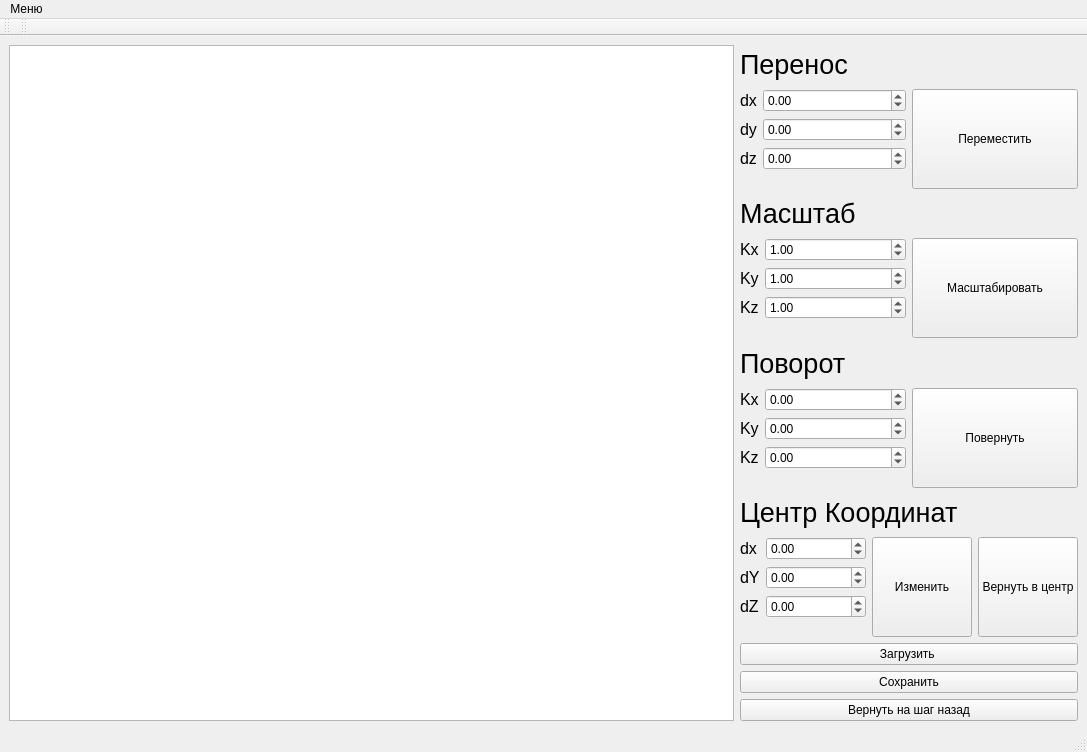
First picture: the form in mainwindow.ui, repository needsomesleeptd/OOP, before the edit.
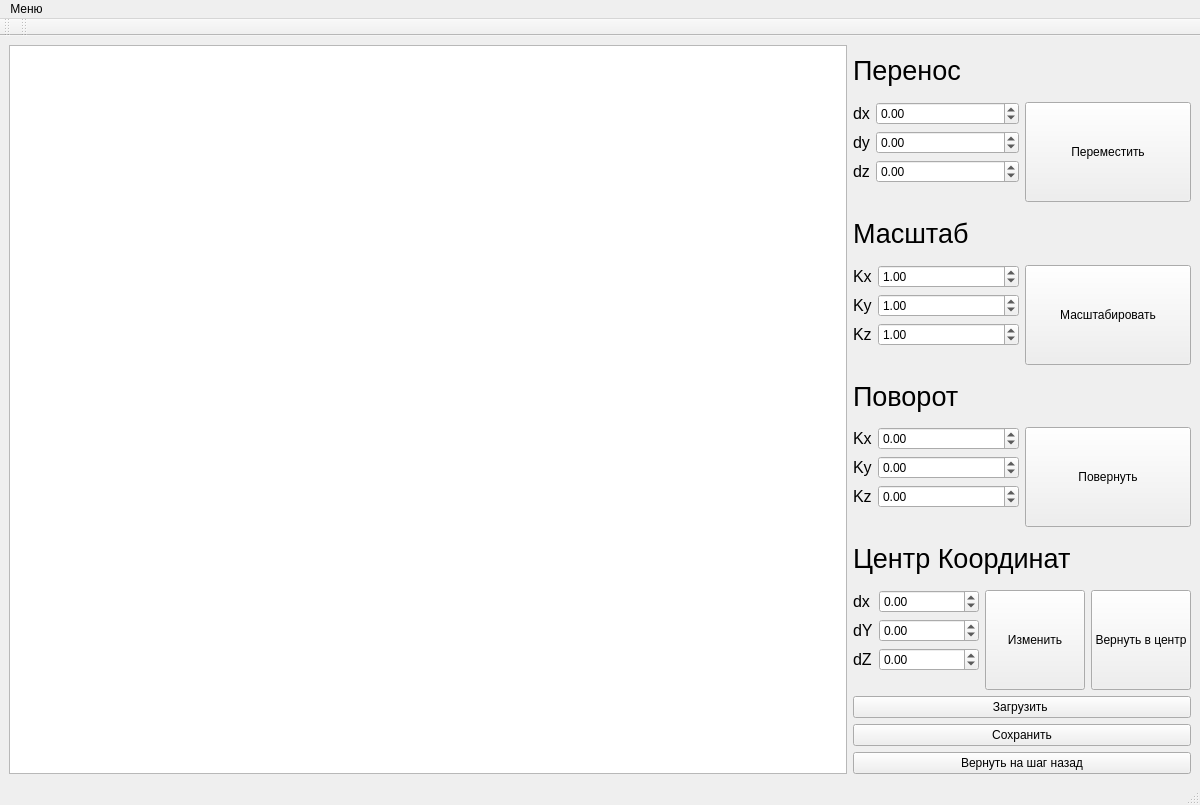
Second picture: the form after the edit.

Commit message: tried disable scaling

The edit to the form file:
```diff
--- a/mainwindow.ui
+++ b/mainwindow.ui
@@ -6,20 +6,26 @@
    <rect>
     <x>0</x>
     <y>0</y>
-    <width>1087</width>
-    <height>752</height>
+    <width>1200</width>
+    <height>805</height>
    </rect>
   </property>
   <property name="sizePolicy">
-   <sizepolicy hsizetype="MinimumExpanding" vsizetype="MinimumExpanding">
+   <sizepolicy hsizetype="Preferred" vsizetype="Preferred">
     <horstretch>0</horstretch>
     <verstretch>0</verstretch>
    </sizepolicy>
   </property>
   <property name="minimumSize">
    <size>
-    <width>500</width>
-    <height>500</height>
+    <width>1200</width>
+    <height>800</height>
+   </size>
+  </property>
+  <property name="maximumSize">
+   <size>
+    <width>10000</width>
+    <height>10000</height>
    </size>
   </property>
   <property name="baseSize">
@@ -33,37 +39,30 @@
   </property>
   <widget class="QWidget" name="centralwidget">
    <property name="sizePolicy">
-    <sizepolicy hsizetype="Minimum" vsizetype="Minimum">
+    <sizepolicy hsizetype="MinimumExpanding" vsizetype="MinimumExpanding">
      <horstretch>0</horstretch>
      <verstretch>0</verstretch>
     </sizepolicy>
    </property>
    <property name="minimumSize">
     <size>
-     <width>500</width>
-     <height>500</height>
+     <width>700</width>
+     <height>700</height>
+    </size>
+   </property>
+   <property name="baseSize">
+    <size>
+     <width>700</width>
+     <height>700</height>
     </size>
    </property>
    <layout class="QHBoxLayout" name="horizontalLayout_6">
     <item>
-     <layout class="QHBoxLayout" name="horizontalLayout_5">
-      <item>
-       <widget class="QGraphicsView" name="graphicsView">
-        <property name="sizePolicy">
-         <sizepolicy hsizetype="MinimumExpanding" vsizetype="MinimumExpanding">
-          <horstretch>0</horstretch>
-          <verstretch>0</verstretch>
-         </sizepolicy>
-        </property>
-        <property name="minimumSize">
-         <size>
-          <width>700</width>
-          <height>500</height>
-         </size>
-        </property>
-       </widget>
-      </item>
-      <item>
+     <layout class="QGridLayout" name="gridLayout">
+      <property name="sizeConstraint">
+       <enum>QLayout::SetMinimumSize</enum>
+      </property>
+      <item row="0" column="1">
        <layout class="QVBoxLayout" name="verticalLayout">
         <item>
          <widget class="QLabel" name="label">
@@ -674,6 +673,25 @@
         </item>
        </layout>
       </item>
+      <item row="0" column="0">
+       <widget class="QGraphicsView" name="graphicsView">
+        <property name="sizePolicy">
+         <sizepolicy hsizetype="MinimumExpanding" vsizetype="MinimumExpanding">
+          <horstretch>0</horstretch>
+          <verstretch>0</verstretch>
+         </sizepolicy>
+        </property>
+        <property name="minimumSize">
+         <size>
+          <width>700</width>
+          <height>500</height>
+         </size>
+        </property>
+        <property name="sizeAdjustPolicy">
+         <enum>QAbstractScrollArea::AdjustToContents</enum>
+        </property>
+       </widget>
+      </item>
      </layout>
     </item>
    </layout>
@@ -683,7 +701,7 @@
     <rect>
      <x>0</x>
      <y>0</y>
-     <width>1087</width>
+     <width>1200</width>
      <height>22</height>
     </rect>
    </property>
```
The commit also changes 2 other files.
